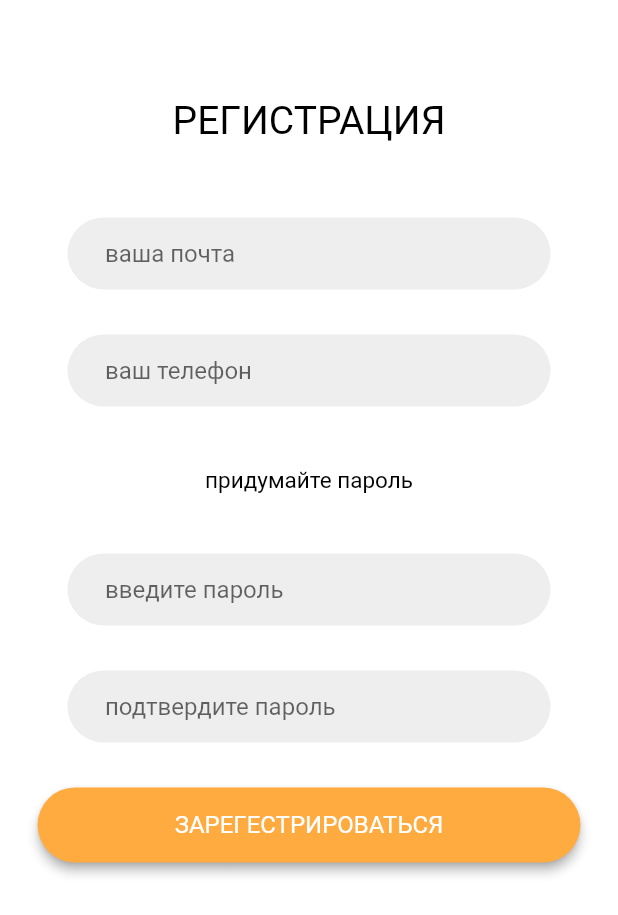
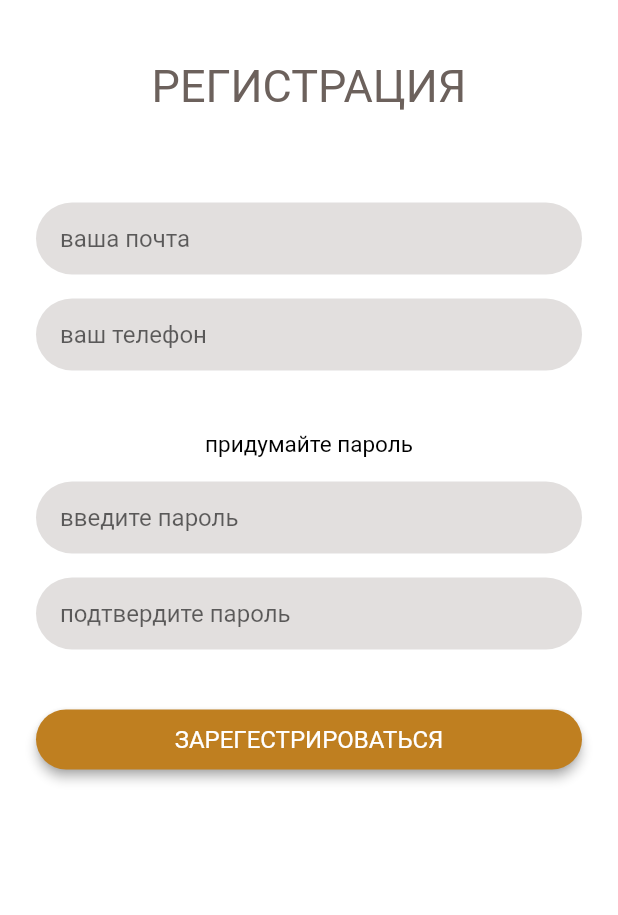
Before and after one commit to northernerwolf/LashMap, a Flutter app: the screen it shows after launch, after a tap on "РЕГИСТРАЦИЯ", on a phone screen of 412 x 824 dp. Shown: the top 915 px of the screen. Run offline on Flutter 3.47's test engine with Material 2 defaults, Android fonts, the phone set to English and light mode, and no system bars.

Commit message:
colors and alignment fixed

```diff
--- a/lib/main.dart
+++ b/lib/main.dart
@@ -1,6 +1,6 @@
 import 'package:flutter/material.dart';
 
-import 'mainpage.dart';
+import 'pages/landing.dart';
 
 void main() {
   runApp(const MyApp());
@@ -9,12 +9,11 @@ void main() {
 class MyApp extends StatelessWidget {
   const MyApp({Key? key}) : super(key: key);
 
-  // This widget is the root of your application.
   @override
   Widget build(BuildContext context) {
     return const MaterialApp(
       debugShowCheckedModeBanner: false,
-      home: MainPage(),
+      home: LandingPage(),
     );
   }
 }
--- a/lib/mainpage.dart
+++ /dev/null
@@ -1,77 +0,0 @@
-import 'package:flutter/material.dart';
-import 'package:flutter/src/foundation/key.dart';
-import 'package:flutter/src/widgets/framework.dart';
-import 'package:lash_map/registration.dart';
-
-import 'login.dart';
-
-class MainPage extends StatefulWidget {
-  const MainPage({Key? key}) : super(key: key);
-
-  @override
-  State<MainPage> createState() => _MainPageState();
-}
-
-class _MainPageState extends State<MainPage> {
-  @override
-  Widget build(BuildContext context) {
-    return Scaffold(
-      backgroundColor: Colors.white,
-      body: SafeArea(
-          child: Padding(
-        padding: const EdgeInsets.all(25.0),
-        child: Column(mainAxisAlignment: MainAxisAlignment.center, children: [
-          ElevatedButton(
-            style: ElevatedButton.styleFrom(
-              primary: Colors.grey,
-              onPrimary: Colors.black,
-              shadowColor: Colors.grey,
-              elevation: 3,
-              shape: RoundedRectangleBorder(
-                  borderRadius: BorderRadius.circular(40.0)),
-              minimumSize: const Size(400, 50), //////// HERE
-            ),
-            onPressed: () {
-              Navigator.of(context).push(
-                  MaterialPageRoute(builder: (context) => const LoginPage()));
-              // Respond to button press
-            },
-            child: const Text(
-              'ВХОД',
-              style: TextStyle(
-                  color: Colors.white,
-                  fontSize: 16.0,
-                  fontWeight: FontWeight.bold),
-            ),
-          ),
-          const SizedBox(
-            height: 20,
-          ),
-          ElevatedButton(
-            style: ElevatedButton.styleFrom(
-              primary: Colors.grey,
-              onPrimary: Colors.black,
-              shadowColor: Colors.grey,
-              elevation: 3,
-              shape: RoundedRectangleBorder(
-                  borderRadius: BorderRadius.circular(40.0)),
-              minimumSize: const Size(400, 50), //////// HERE
-            ),
-            onPressed: () {
-              Navigator.of(context).push(
-                  MaterialPageRoute(builder: (context) => const Regitrpage()));
-              // Respond to button press
-            },
-            child: const Text(
-              'РЕГИСТРАЦИЯ',
-              style: TextStyle(
-                  color: Colors.white,
-                  fontSize: 16.0,
-                  fontWeight: FontWeight.bold),
-            ),
-          ),
-        ]),
-      )),
-    );
-  }
-}
--- /dev/null
+++ b/lib/pages/landing.dart
@@ -0,0 +1,79 @@
+import 'package:flutter/material.dart';
+import 'package:lash_map/pages/registration.dart';
+import 'package:lash_map/utils/app_colors.dart';
+import 'package:lash_map/utils/utils.dart';
+
+import 'login.dart';
+
+class LandingPage extends StatefulWidget {
+  const LandingPage({Key? key}) : super(key: key);
+
+  @override
+  State<LandingPage> createState() => _LandingPageState();
+}
+
+class _LandingPageState extends State<LandingPage> {
+  @override
+  Widget build(BuildContext context) {
+    return Scaffold(
+      backgroundColor: Colors.white,
+      body: SafeArea(
+          child: Padding(
+        padding: const EdgeInsets.symmetric(horizontal: 24),
+        child: Column(mainAxisAlignment: MainAxisAlignment.center, children: [
+          SizedBox(
+            width: double.infinity,
+            height: 40,
+            child: ElevatedButton(
+              style: ElevatedButton.styleFrom(
+                primary: AppColors.primary,
+                onPrimary: Colors.black,
+                shadowColor: Colors.grey,
+                elevation: 3,
+                shape: RoundedRectangleBorder(
+                    borderRadius: BorderRadius.circular(40.0)),
+              ),
+              onPressed: () {
+                openLogin(context);
+              },
+              child: const Text(
+                'ВХОД',
+                style: TextStyle(
+                    color: Colors.white,
+                    fontSize: 16.0,
+                    fontWeight: FontWeight.bold),
+              ),
+            ),
+          ),
+          const SizedBox(
+            height: 30,
+          ),
+          SizedBox(
+            width: double.infinity,
+            height: 40,
+            child: ElevatedButton(
+              style: ElevatedButton.styleFrom(
+                primary: AppColors.primary,
+                onPrimary: Colors.black,
+                shadowColor: Colors.grey,
+                elevation: 3,
+                shape: RoundedRectangleBorder(
+                    borderRadius: BorderRadius.circular(40.0)),
+              ),
+              onPressed: () {
+                openRegister(context);
+              },
+              child: const Text(
+                'РЕГИСТРАЦИЯ',
+                style: TextStyle(
+                    color: Colors.white,
+                    fontSize: 16.0,
+                    fontWeight: FontWeight.bold),
+              ),
+            ),
+          ),
+        ]),
+      )),
+    );
+  }
+}
--- /dev/null
+++ b/lib/pages/registration.dart
@@ -0,0 +1,160 @@
+import 'package:flutter/material.dart';
+import 'package:lash_map/utils/app_colors.dart';
+
+class RegisterPage extends StatefulWidget {
+  const RegisterPage({Key? key}) : super(key: key);
+
+  @override
+  State<RegisterPage> createState() => _RegisterPageState();
+}
+
+class _RegisterPageState extends State<RegisterPage> {
+  TextEditingController emailController = TextEditingController();
+  TextEditingController passwordController = TextEditingController();
+
+  @override
+  void dispose() {
+    super.dispose();
+    emailController.dispose();
+    passwordController.dispose();
+  }
+
+  @override
+  Widget build(BuildContext context) {
+    return Scaffold(
+      backgroundColor: Colors.white,
+      body: SafeArea(
+        child: SingleChildScrollView(
+          physics: const BouncingScrollPhysics(),
+          child: Padding(
+            padding: const EdgeInsets.symmetric(horizontal: 24),
+            child:
+                Column(mainAxisAlignment: MainAxisAlignment.center, children: [
+              const SizedBox(
+                height: 40.0,
+              ),
+              const Text(
+                'РЕГИСТРАЦИЯ',
+                style: TextStyle(
+                    color: AppColors.primary,
+                    fontSize: 30,
+                    fontWeight: FontWeight.normal),
+              ),
+              const SizedBox(
+                height: 60.0,
+              ),
+              Container(
+                decoration: BoxDecoration(
+                  color: AppColors.primary.withOpacity(0.2),
+                  borderRadius: BorderRadius.circular(30),
+                ),
+                child: Padding(
+                  padding: EdgeInsets.symmetric(horizontal: 16),
+                  child: const TextField(
+                    keyboardType: TextInputType.emailAddress,
+                    decoration: InputDecoration(
+                      hintText: "ваша почта",
+                      border: InputBorder.none,
+                    ),
+                  ),
+                ),
+              ),
+              const SizedBox(
+                height: 16,
+              ),
+              Container(
+                decoration: BoxDecoration(
+                  color: AppColors.primary.withOpacity(0.2),
+                  borderRadius: BorderRadius.circular(30),
+                ),
+                child: Padding(
+                  padding: EdgeInsets.symmetric(horizontal: 16),
+                  child: const TextField(
+                    keyboardType: TextInputType.number,
+                    decoration: InputDecoration(
+                      hintText: "ваш телефон",
+                      border: InputBorder.none,
+                    ),
+                  ),
+                ),
+              ),
+              const SizedBox(
+                height: 40,
+              ),
+              const Text(
+                'придумайте пароль',
+                style: TextStyle(
+                    color: Colors.black,
+                    fontSize: 15.0,
+                    fontWeight: FontWeight.normal),
+              ),
+              const SizedBox(
+                height: 16,
+              ),
+              Container(
+                decoration: BoxDecoration(
+                  color: AppColors.primary.withOpacity(0.2),
+                  borderRadius: BorderRadius.circular(30),
+                ),
+                child: Padding(
+                  padding: EdgeInsets.symmetric(horizontal: 16),
+                  child: const TextField(
+                    obscureText: true,
+                    decoration: InputDecoration(
+                      hintText: "введите пароль",
+                      border: InputBorder.none,
+                    ),
+                  ),
+                ),
+              ),
+              const SizedBox(
+                height: 16,
+              ),
+              Container(
+                decoration: BoxDecoration(
+                  color: AppColors.primary.withOpacity(0.2),
+                  borderRadius: BorderRadius.circular(30),
+                ),
+                child: Padding(
+                  padding: EdgeInsets.symmetric(horizontal: 16),
+                  child: const TextField(
+                    obscureText: true,
+                    decoration: InputDecoration(
+                      hintText: "подтвердите пароль",
+                      border: InputBorder.none,
+                    ),
+                  ),
+                ),
+              ),
+              const SizedBox(
+                height: 40,
+              ),
+              SizedBox(
+                width: double.infinity,
+                height: 40,
+                child: ElevatedButton(
+                  style: ElevatedButton.styleFrom(
+                    primary: AppColors.secondary,
+                    onPrimary: Colors.black,
+                    shadowColor: Colors.grey,
+                    elevation: 3,
+                    shape: RoundedRectangleBorder(
+                        borderRadius: BorderRadius.circular(40.0)),
+                  ),
+                  onPressed: () {},
+                  child: const Text(
+                    'ЗАРЕГЕСТРИРОВАТЬСЯ',
+                    style: TextStyle(
+                        color: Colors.white,
+                        fontSize: 16.0,
+                        fontWeight: FontWeight.normal),
+                  ),
+                ),
+              ),
+            ]),
+          ),
+        ),
+      ),
+    );
+  }
+}
--- a/lib/registration.dart
+++ /dev/null
@@ -1,145 +0,0 @@
-import 'package:flutter/material.dart';
-import 'package:flutter/src/foundation/key.dart';
-import 'package:flutter/src/widgets/framework.dart';
-
-class Regitrpage extends StatefulWidget {
-  const Regitrpage({Key? key}) : super(key: key);
-
-  @override
-  State<Regitrpage> createState() => _RegitrpageState();
-}
-
-class _RegitrpageState extends State<Regitrpage> {
-  TextEditingController _emailController = TextEditingController();
-  TextEditingController _passwordController = TextEditingController();
-  @override
-  Widget build(BuildContext context) {
-    return Scaffold(
-      backgroundColor: Colors.white,
-      body: SingleChildScrollView(
-        child: SafeArea(
-            child: Padding(
-          padding: const EdgeInsets.all(25.0),
-          child: Column(mainAxisAlignment: MainAxisAlignment.center, children: [
-            const SizedBox(
-              height: 40.0,
-            ),
-            const Text(
-              'РЕГИСТРАЦИЯ',
-              style: TextStyle(
-                  color: Colors.black,
-                  fontSize: 26.0,
-                  fontWeight: FontWeight.normal),
-            ),
-            const SizedBox(
-              height: 40.0,
-            ),
-            Container(
-              decoration: BoxDecoration(
-                color: Colors.grey[200],
-                borderRadius: BorderRadius.circular(30),
-              ),
-              padding: const EdgeInsets.only(left: 25, right: 20),
-              margin: const EdgeInsets.fromLTRB(20, 10, 20, 10),
-              child: const TextField(
-                keyboardType: TextInputType.emailAddress,
-                decoration: InputDecoration(
-                  hintText: "ваша почта",
-                  border: InputBorder.none,
-                ),
-              ),
-            ),
-            const SizedBox(
-              height: 10,
-            ),
-            Container(
-              decoration: BoxDecoration(
-                color: Colors.grey[200],
-                borderRadius: BorderRadius.circular(30),
-              ),
-              padding: const EdgeInsets.only(left: 25, right: 20),
-              margin: const EdgeInsets.fromLTRB(20, 10, 20, 10),
-              child: const TextField(
-                keyboardType: TextInputType.number,
-                decoration: InputDecoration(
-                  hintText: "ваш телефон",
-                  border: InputBorder.none,
-                ),
-              ),
-            ),
-            const SizedBox(
-              height: 30,
-            ),
-            const Text(
-              'придумайте пароль',
-              style: TextStyle(
-                  color: Colors.black,
-                  fontSize: 15.0,
-                  fontWeight: FontWeight.normal),
-            ),
-            const SizedBox(
-              height: 30,
-            ),
-            Container(
-              decoration: BoxDecoration(
-                color: Colors.grey[200],
-                borderRadius: BorderRadius.circular(30),
-              ),
-              padding: const EdgeInsets.only(left: 25, right: 20),
-              margin: const EdgeInsets.fromLTRB(20, 10, 20, 10),
-              child: const TextField(
-                obscureText: true,
-                decoration: InputDecoration(
-                  hintText: "введите пароль",
-                  border: InputBorder.none,
-                ),
-              ),
-            ),
-            const SizedBox(
-              height: 10,
-            ),
-            Container(
-              decoration: BoxDecoration(
-                color: Colors.grey[200],
-                borderRadius: BorderRadius.circular(30),
-              ),
-              padding: const EdgeInsets.only(left: 25, right: 20),
-              margin: const EdgeInsets.fromLTRB(20, 10, 20, 10),
-              child: const TextField(
-                obscureText: true,
-                decoration: InputDecoration(
-                  hintText: "подтвердите пароль",
-                  border: InputBorder.none,
-                ),
-              ),
-            ),
-            const SizedBox(
-              height: 20,
-            ),
-            ElevatedButton(
-              style: ElevatedButton.styleFrom(
-                primary: Colors.orangeAccent,
-                onPrimary: Colors.black,
-                shadowColor: Colors.grey,
-                elevation: 3,
-                shape: RoundedRectangleBorder(
-                    borderRadius: BorderRadius.circular(40.0)),
-                minimumSize: const Size(400, 50), //////// HERE
-              ),
-              onPressed: () {
-                // Respond to button press
-              },
-              child: const Text(
-                'ЗАРЕГЕСТРИРОВАТЬСЯ',
-                style: TextStyle(
-                    color: Colors.white,
-                    fontSize: 16.0,
-                    fontWeight: FontWeight.normal),
-              ),
-            ),
-          ]),
-        )),
-      ),
-    );
-  }
-}
--- /dev/null
+++ b/lib/utils/app_colors.dart
@@ -0,0 +1,8 @@
+import 'package:flutter/animation.dart';
+
+class AppColors {
+  static const primary = Color(0xff6C615C);
+  static const secondary = Color(0xffBF7F20);
+  static const blue = Color(0xff007AFF);
+  static const darkBlue = Color(0xff364EA3);
+}
--- /dev/null
+++ b/lib/utils/utils.dart
@@ -0,0 +1,21 @@
+import 'package:flutter/cupertino.dart';
+import 'package:flutter/material.dart';
+import 'package:lash_map/pages/registration.dart';
+
+import '../pages/login.dart';
+
+void openLogin(BuildContext context) {
+  Navigator.of(context).push(
+    MaterialPageRoute(
+      builder: (context) => const LoginPage(),
+    ),
+  );
+}
+
+void openRegister(BuildContext context) {
+  Navigator.of(context).push(
+    MaterialPageRoute(
+      builder: (context) => const RegisterPage(),
+    ),
+  );
+}
```
Also changed, not shown: lib/login.dart (deleted, +0 -107 lines), lib/pages/login.dart (added, +125 -0 lines), pubspec.lock, 61 other files.
